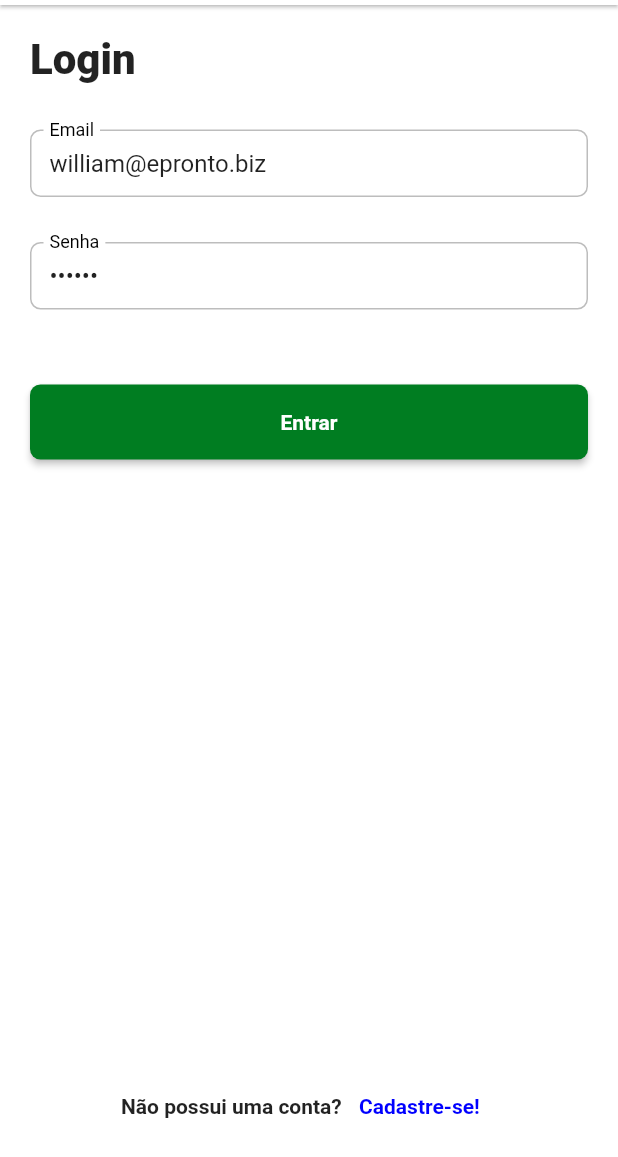
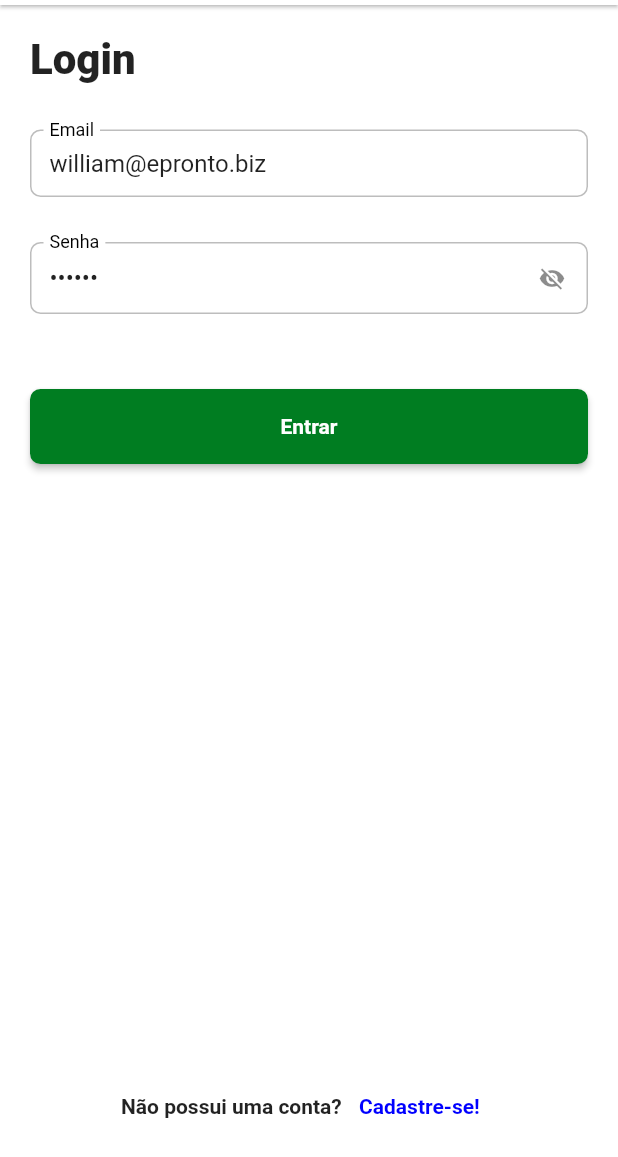
Before and after one commit to williamsaborido/dart_week_9, a Flutter app: the LoginPage screen opened by its route, on a phone screen of 412 x 824 dp, the part 79-1236 px from its top. Run offline on Flutter 3.47's test engine with Material 2 defaults, Android fonts, the phone set to English and light mode, and no system bars; our stand-ins replace auto_size_text, bloc, dio, equatable, flutter_bloc, loading_animation_widget and 2 more; missing offline and left inert: flutter_awesome_select, match, validatorless; accounts and stored records are empty; network calls fail; Roboto replaces fonts that are missing (mplus1).

Commit message:
- LoginPage: Toggle password no campo senha

```diff
--- a/dw9_delivery_app/lib/app/pages/auth/login/login_page.dart
+++ b/dw9_delivery_app/lib/app/pages/auth/login/login_page.dart
@@ -20,6 +20,7 @@ class _LoginPageState extends BaseState<LoginPage, LoginController> {
   final _emailController = TextEditingController();
   final _passwordController = TextEditingController();
   final _formKey = GlobalKey<FormState>();
+  bool showPassword = false;
 
   @override
   void onReady() {
@@ -80,14 +81,25 @@ class _LoginPageState extends BaseState<LoginPage, LoginController> {
                       const SizedBox(
                         height: 30,
                       ),
-                      TextFormField(
-                        controller: _passwordController,
-                        obscureText: true,
-                        validator: Validatorless.required('Senha obrigatória'),
-                        decoration: const InputDecoration(
-                          labelText: 'Senha',
-                        ),
-                      ),
+                      StatefulBuilder(builder: (context, setState) {
+                        return TextFormField(
+                          controller: _passwordController,
+                          obscureText: !showPassword,
+                          validator:
+                              Validatorless.required('Senha obrigatória'),
+                          decoration: InputDecoration(
+                              labelText: 'Senha',
+                              suffixIcon: IconButton(
+                                  onPressed: () {
+                                    setState(() {
+                                      showPassword = !showPassword;
+                                    });
+                                  },
+                                  icon: Icon(showPassword
+                                      ? Icons.visibility
+                                      : Icons.visibility_off))),
+                        );
+                      }),
                       const SizedBox(
                         height: 50,
                       ),
--- a/dw9_delivery_app/lib/app/pages/home/home_page.dart
+++ b/dw9_delivery_app/lib/app/pages/home/home_page.dart
@@ -34,7 +34,7 @@ class _HomePageState extends BaseState<HomePage, HomeController> {
                 loading: () => showLoader(),
                 error: () {
                   hideLoader();
-                  showError(state.erroMessage ?? 'Erro deesconhecido');
+                  showError(state.erroMessage ?? 'Erro desconhecido');
                 });
           },
           buildWhen: (previous, current) => current.status.matchAny(
```
